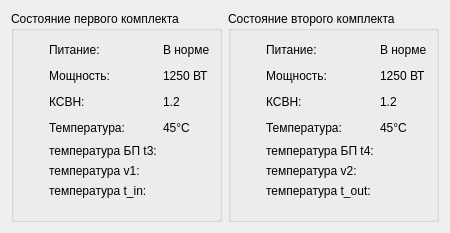
The window that PPB_GUI_Sandbox/statuswidget.ui (Anatolichka2202/PPB_Project) describes before a commit, drawn with Qt 5.
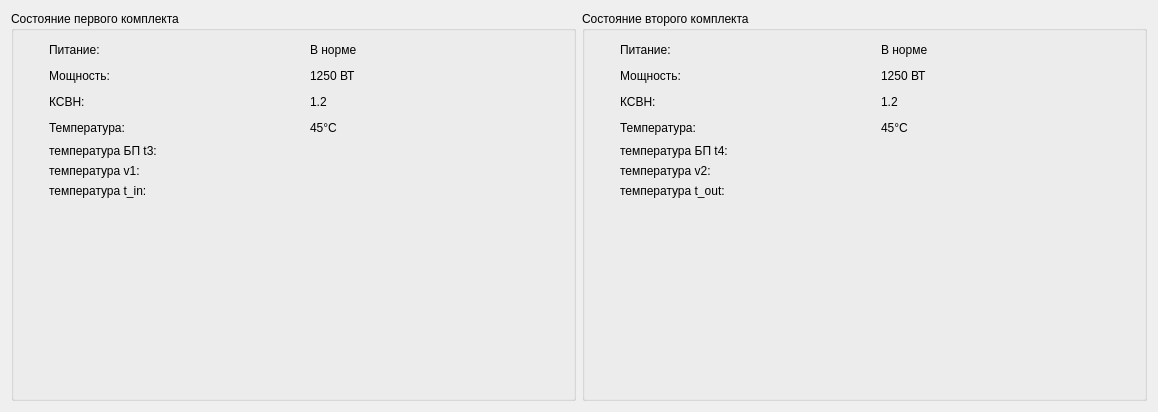
The same window after the commit.

What changed in the file:
```diff
--- a/PPB_GUI_Sandbox/statuswidget.ui
+++ b/PPB_GUI_Sandbox/statuswidget.ui
@@ -6,8 +6,8 @@
    <rect>
     <x>0</x>
     <y>0</y>
-    <width>440</width>
-    <height>233</height>
+    <width>1158</width>
+    <height>412</height>
    </rect>
   </property>
   <property name="windowTitle">
```
